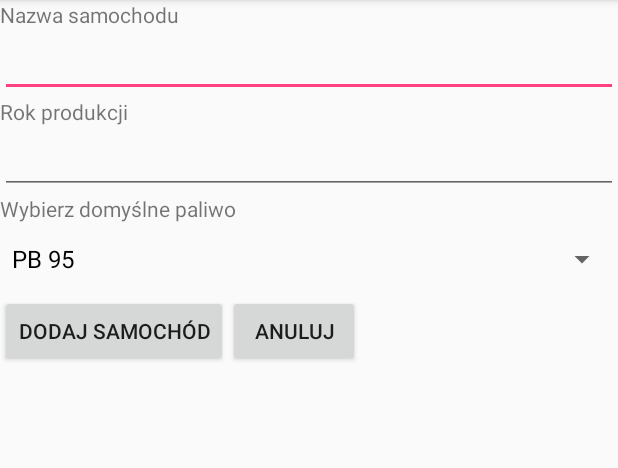
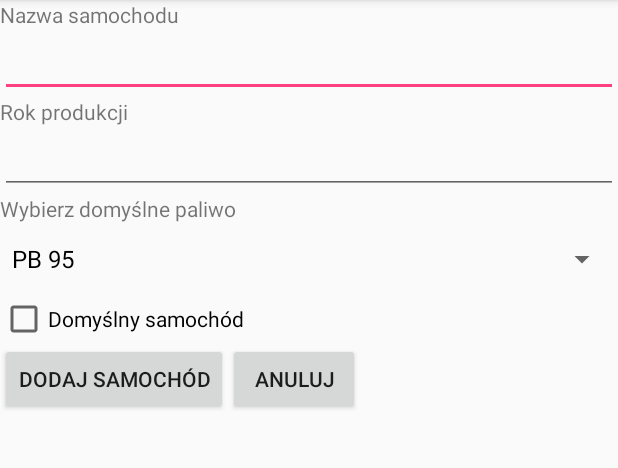
Before and after one commit to dzazder/fueltank, an Android app: the AddCarActivity screen opened directly, with no data from a screen before it, on a phone screen of 412 x 824 dp, the part 84-552 px from its top. Run offline under Robolectric (Android 15) with nearby library versions, the phone set to English and light mode, and no system bars.

Commit message:
default car setting

```diff
--- a/app/src/main/java/com/example/bartek/fueltank/MainActivity.java
+++ b/app/src/main/java/com/example/bartek/fueltank/MainActivity.java
@@ -23,7 +23,7 @@ public class MainActivity extends AppCompatActivity {
         super.onCreate(savedInstanceState);
         setContentView(R.layout.activity_main);
 
-        DatabaseHandler db = new DatabaseHandler(this);
+
 
         // Inserting
 
--- a/app/src/main/res/layout/activity_add_car.xml
+++ b/app/src/main/res/layout/activity_add_car.xml
@@ -39,10 +39,17 @@
         android:layout_height="wrap_content"
         android:id="@+id/spinner_choose_fueltype" />
 
+    <CheckBox
+        android:layout_width="wrap_content"
+        android:layout_height="wrap_content"
+        android:id="@+id/checkbox_default"
+        android:text="@string/checkbox_default"/>
+
     <LinearLayout
         android:orientation="horizontal"
         android:layout_width="match_parent"
         android:layout_height="wrap_content">
+
 
         <Button
             android:layout_width="wrap_content"
--- a/app/src/main/res/values/strings.xml
+++ b/app/src/main/res/values/strings.xml
@@ -13,4 +13,5 @@
     <string name="lbl_default_fueltype">Wybierz domyślne paliwo</string>
     <string name="btn_add_car">Dodaj samochód</string>
     <string name="btn_cancel">Anuluj</string>
+    <string name="checkbox_default">Domyślny samochód</string>
 </resources>
```
Also changed, not shown: app/src/main/java/com/example/bartek/fueltank/AddCarActivity.java (+6 -1 lines), app/src/main/java/com/example/bartek/fueltank/db/DatabaseHandler.java (+27 -4 lines).
